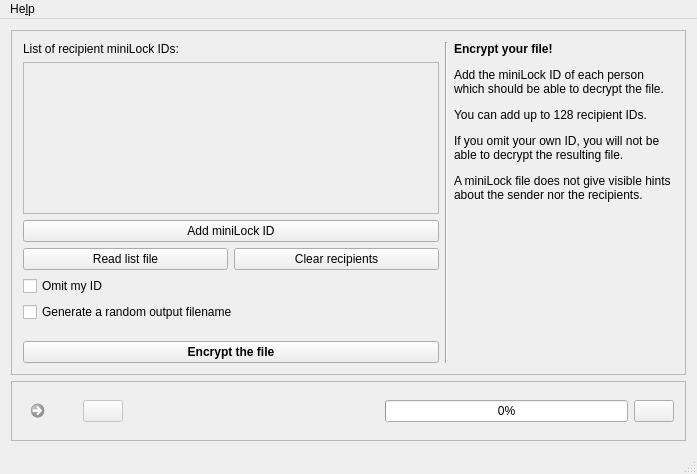
This is src/gui/qt-widgets/mlock-gui/mlockmainwindow.ui in andre-simon/mikrolock as Qt 5 draws it before an edit. The edited form follows.
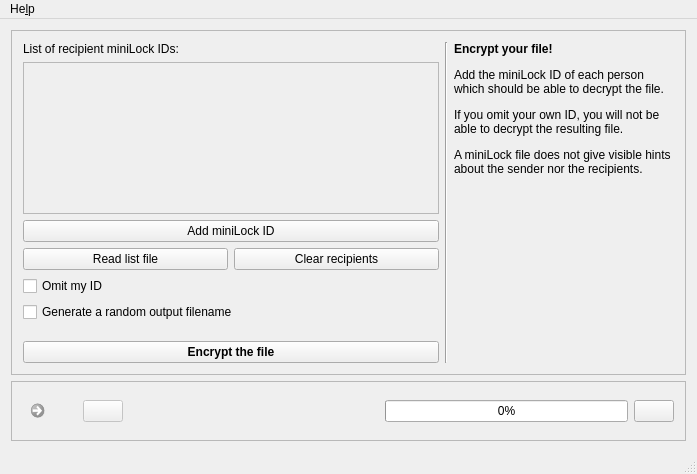
This is the edited form. Icons and pictures are not drawn.

Commit message: 0.13 unlimited recipient count

Diff of the .ui file:
```diff
--- a/src/gui/qt-widgets/mlock-gui/mlockmainwindow.ui
+++ b/src/gui/qt-widgets/mlock-gui/mlockmainwindow.ui
@@ -747,7 +747,7 @@
              </size>
             </property>
             <property name="text">
-             <string>&lt;html&gt;&lt;head/&gt;&lt;body&gt;&lt;p&gt;&lt;span style=&quot; font-weight:600;&quot;&gt;Encrypt your file!&lt;/span&gt;&lt;/p&gt;&lt;p&gt;Add the miniLock ID of each person which should be able to decrypt the file.&lt;/p&gt;&lt;p&gt;You can add up to 128 recipient IDs.&lt;/p&gt;&lt;p&gt;If you omit your own ID, you will not be able to decrypt the resulting file.&lt;/p&gt;&lt;p&gt;A miniLock file does not give visible hints about the sender nor the recipients.&lt;/p&gt;&lt;/body&gt;&lt;/html&gt;</string>
+             <string>&lt;html&gt;&lt;head/&gt;&lt;body&gt;&lt;p&gt;&lt;span style=&quot; font-weight:600;&quot;&gt;Encrypt your file!&lt;/span&gt;&lt;/p&gt;&lt;p&gt;Add the miniLock ID of each person which should be able to decrypt the file.&lt;/p&gt;&lt;p&gt;If you omit your own ID, you will not be able to decrypt the resulting file.&lt;/p&gt;&lt;p&gt;A miniLock file does not give visible hints about the sender nor the recipients.&lt;/p&gt;&lt;/body&gt;&lt;/html&gt;</string>
             </property>
             <property name="wordWrap">
              <bool>true</bool>
```
Left out of the diff: 2 changed lines with no effect on the pictures. The commit also changes 14 other files.
